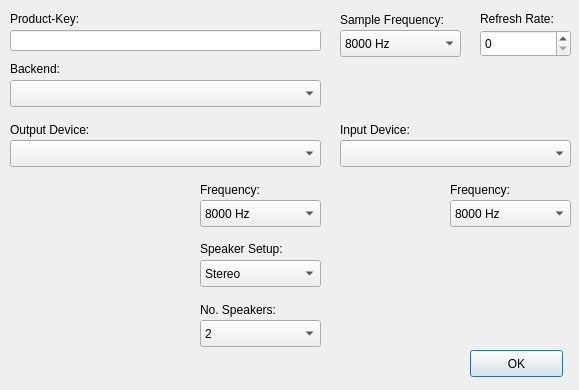
First picture: the form in src/aaxconfig.ui, repository adalinbv/aax-support, before the edit.
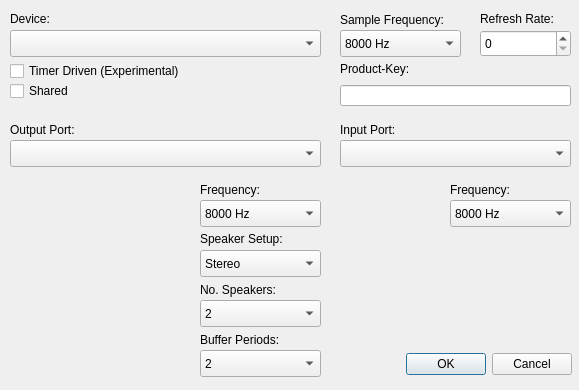
Second picture: the form after the edit. Custom widgets are drawn as their Qt base class.

Commit message: Version 1.1.0: Support configuration file format 2.0, support 'shared' and 'timed' and new layout. Hide the product key when it is not edited.

What changed in the file:
```diff
--- a/src/aaxconfig.ui
+++ b/src/aaxconfig.ui
@@ -28,9 +28,9 @@
   <widget class="QLineEdit" name="ProductKey">
    <property name="geometry">
     <rect>
-     <x>10</x>
-     <y>30</y>
-     <width>311</width>
+     <x>340</x>
+     <y>85</y>
+     <width>231</width>
      <height>21</height>
     </rect>
    </property>
@@ -41,8 +41,8 @@
   <widget class="QLabel" name="label_product_key">
    <property name="geometry">
     <rect>
-     <x>10</x>
-     <y>10</y>
+     <x>340</x>
+     <y>60</y>
      <width>91</width>
      <height>17</height>
     </rect>
@@ -55,7 +55,7 @@
    <property name="geometry">
     <rect>
      <x>200</x>
-     <y>260</y>
+     <y>250</y>
      <width>121</width>
      <height>27</height>
     </rect>
@@ -85,8 +85,8 @@
    <property name="geometry">
     <rect>
      <x>200</x>
-     <y>240</y>
-     <width>101</width>
+     <y>230</y>
+     <width>121</width>
      <height>17</height>
     </rect>
    </property>
@@ -98,7 +98,7 @@
    <property name="geometry">
     <rect>
      <x>10</x>
-     <y>80</y>
+     <y>30</y>
      <width>311</width>
      <height>27</height>
     </rect>
@@ -108,13 +108,13 @@
    <property name="geometry">
     <rect>
      <x>10</x>
-     <y>60</y>
+     <y>10</y>
      <width>71</width>
      <height>17</height>
     </rect>
    </property>
    <property name="text">
-    <string>Backend:</string>
+    <string>Device:</string>
    </property>
   </widget>
   <widget class="QLabel" name="label_output_sample_freq">
@@ -122,7 +122,7 @@
     <rect>
      <x>200</x>
      <y>180</y>
-     <width>81</width>
+     <width>121</width>
      <height>20</height>
     </rect>
    </property>
@@ -204,7 +204,7 @@
    <property name="geometry">
     <rect>
      <x>200</x>
-     <y>320</y>
+     <y>300</y>
      <width>121</width>
      <height>27</height>
     </rect>
@@ -234,7 +234,7 @@
    <property name="geometry">
     <rect>
      <x>200</x>
-     <y>300</y>
+     <y>280</y>
      <width>121</width>
      <height>20</height>
     </rect>
@@ -263,7 +263,7 @@
     </rect>
    </property>
    <property name="text">
-    <string>Output Device:</string>
+    <string>Output Port:</string>
    </property>
   </widget>
   <widget class="QLabel" name="label_input_sample_freq">
@@ -359,7 +359,7 @@
     </rect>
    </property>
    <property name="text">
-    <string>Input Device:</string>
+    <string>Input Port:</string>
    </property>
   </widget>
   <widget class="QComboBox" name="InputDevice">
@@ -372,19 +372,6 @@
     </rect>
    </property>
   </widget>
-  <widget class="QPushButton" name="OK">
-   <property name="geometry">
-    <rect>
-     <x>470</x>
-     <y>350</y>
-     <width>93</width>
-     <height>27</height>
-    </rect>
-   </property>
-   <property name="text">
-    <string>OK</string>
-   </property>
-  </widget>
   <widget class="QLabel" name="graphicsView">
    <property name="geometry">
     <rect>
@@ -510,7 +497,125 @@
     <string>Refresh Rate:</string>
    </property>
   </widget>
+  <widget class="QLabel" name="label_periods">
+   <property name="geometry">
+    <rect>
+     <x>200</x>
+     <y>330</y>
+     <width>121</width>
+     <height>20</height>
+    </rect>
+   </property>
+   <property name="text">
+    <string>Buffer Periods:</string>
+   </property>
+  </widget>
+  <widget class="QComboBox" name="OutputPeriods">
+   <property name="geometry">
+    <rect>
+     <x>200</x>
+     <y>350</y>
+     <width>121</width>
+     <height>27</height>
+    </rect>
+   </property>
+   <property name="toolTip">
+    <string>&lt;html&gt;&lt;head/&gt;&lt;body&gt;&lt;p&gt;For lowest latencies set this option to 2 (default).&lt;/p&gt;&lt;p&gt;Some devices require a higer number of playback periods for higher refresh rates which decreases latency.&lt;/p&gt;&lt;/body&gt;&lt;/html&gt;</string>
+   </property>
+   <item>
+    <property name="text">
+     <string>2</string>
+    </property>
+   </item>
+   <item>
+    <property name="text">
+     <string>3</string>
+    </property>
+   </item>
+   <item>
+    <property name="text">
+     <string>4</string>
+    </property>
+   </item>
+  </widget>
+  <widget class="QCheckBox" name="Timer">
+   <property name="geometry">
+    <rect>
+     <x>10</x>
+     <y>60</y>
+     <width>221</width>
+     <height>22</height>
+    </rect>
+   </property>
+   <property name="toolTip">
+    <string>&lt;html&gt;&lt;head/&gt;&lt;body&gt;&lt;p&gt;Enable the system timer for pushing data to the audio device.&lt;/p&gt;&lt;p&gt;This will save power consumption but is less reliable for lower latencies. Therefore this option is only used for refresh rates below 75Hz.&lt;/p&gt;&lt;/body&gt;&lt;/html&gt;</string>
+   </property>
+   <property name="text">
+    <string>Timer Driven (Experimental)</string>
+   </property>
+  </widget>
+  <widget class="QCheckBox" name="Shared">
+   <property name="geometry">
+    <rect>
+     <x>10</x>
+     <y>80</y>
+     <width>97</width>
+     <height>22</height>
+    </rect>
+   </property>
+   <property name="toolTip">
+    <string>&lt;html&gt;&lt;head/&gt;&lt;body&gt;&lt;p&gt;Allow this device to be shared with other applications.&lt;/p&gt;&lt;p&gt;This will increase latency.&lt;/p&gt;&lt;/body&gt;&lt;/html&gt;</string>
+   </property>
+   <property name="text">
+    <string>Shared</string>
+   </property>
+  </widget>
+  <widget class="QDialogButtonBox" name="OK">
+   <property name="geometry">
+    <rect>
+     <x>351</x>
+     <y>348</y>
+     <width>221</width>
+     <height>32</height>
+    </rect>
+   </property>
+   <property name="orientation">
+    <enum>Qt::Horizontal</enum>
+   </property>
+   <property name="standardButtons">
+    <set>QDialogButtonBox::Cancel|QDialogButtonBox::Ok</set>
+   </property>
+  </widget>
+  <widget class="QLabel" name="graphicsView_logo">
+   <property name="geometry">
+    <rect>
+     <x>390</x>
+     <y>260</y>
+     <width>130</width>
+     <height>48</height>
+    </rect>
+   </property>
+   <property name="frameShape">
+    <enum>QFrame::NoFrame</enum>
+   </property>
+   <property name="frameShadow">
+    <enum>QFrame::Sunken</enum>
+   </property>
+   <property name="lineWidth">
+    <number>1</number>
+   </property>
+   <property name="alignment">
+    <set>Qt::AlignHCenter|Qt::AlignTop</set>
+   </property>
+  </widget>
  </widget>
+ <customwidgets>
+  <customwidget>
+   <class>aaxConfigLineEdit</class>
+   <extends>QLineEdit</extends>
+   <header>widgets.h</header>
+  </customwidget>
+ </customwidgets>
  <tabstops>
   <tabstop>ProductKey</tabstop>
   <tabstop>GeneralSampleFreq</tabstop>
```
Left out of the diff: 175 changed lines with no effect on the pictures. The commit also changes 12 other files.
